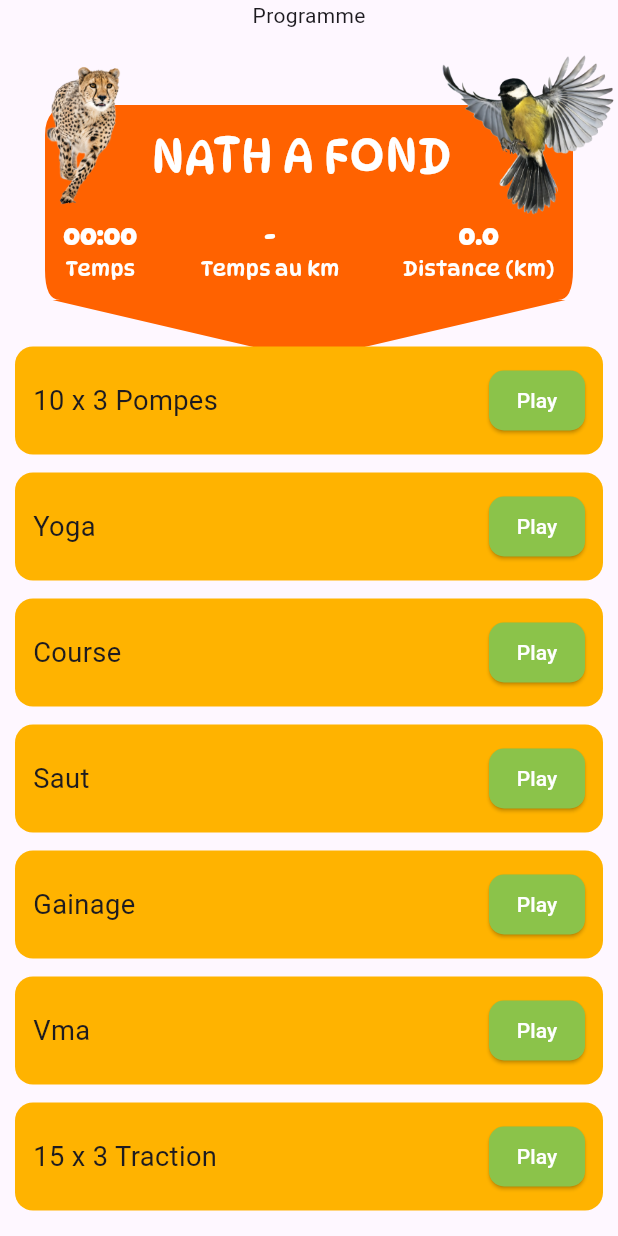
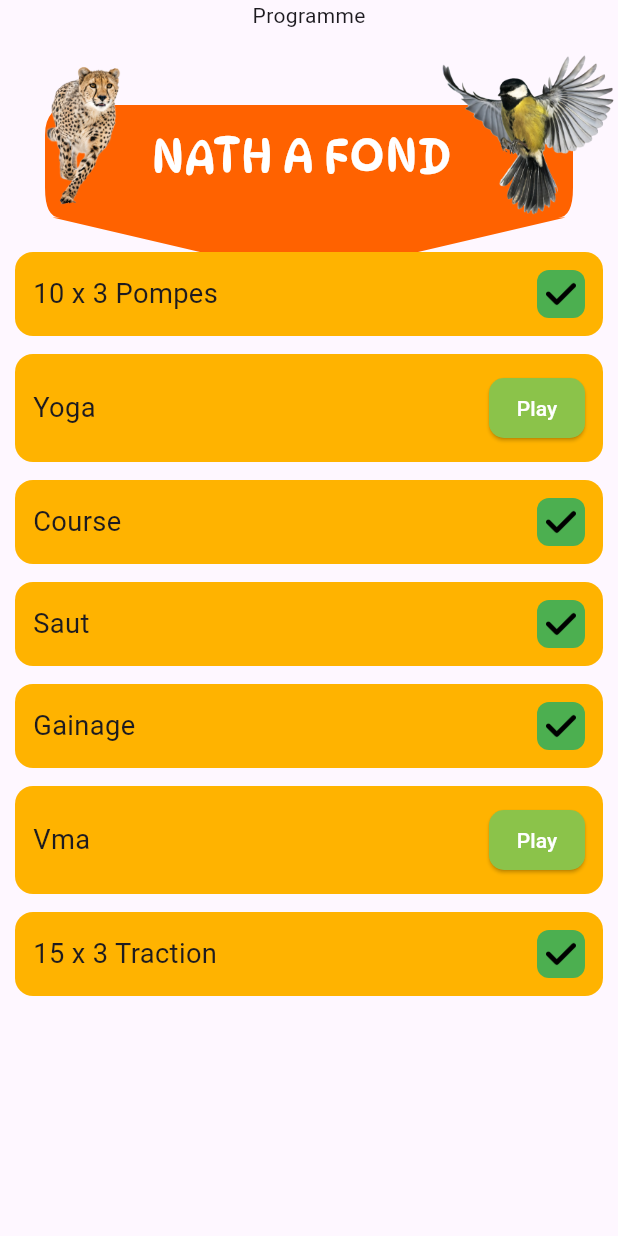
Before and after one commit to Louen12/natation, a Flutter app: the ProgramExercises screen opened directly, on a phone screen of 412 x 824 dp. Run offline on Flutter 3.47's test engine with Material 3 defaults, Android fonts, the phone set to English and light mode, and no system bars; our stand-ins replace audioplayers, flutter_map, geolocator, latlong2, sensors_plus, sqflite; accounts and stored records are empty.

Commit message:
Final commit

```diff
--- a/lib/db/app_database.dart
+++ b/lib/db/app_database.dart
@@ -57,7 +57,7 @@ class AppDatabase {
         height_objective INTEGER,
         time INTEGER,
         type TEXT,
-        is_done INTEGER NOT NULL DEFAULT 0,
+        is_done INTEGER NOT NULL,
         is_failed INTEGER NOT NULL DEFAULT 0
       );
     ''');
--- a/lib/main.dart
+++ b/lib/main.dart
@@ -21,7 +21,7 @@ class MainApp extends StatelessWidget {
     return MaterialApp(
       initialRoute: '/',
       routes: {
-        '/': (context) => const ProgramPage(title: 'Programme'),
+        '/': (context) => const ProgramExercises(),
         '/yoga': (context) => const YogaPage(title: "Yoga"),
         '/course': (context) => const RunningScreen(title: "Course"),
         '/vma': (context) => const TestVmaHomeScreen(),
--- a/lib/models/exercise.dart
+++ b/lib/models/exercise.dart
@@ -80,7 +80,7 @@ class Exercise {
       heightObjective: _toInt(json['height_objective']),
       time: _toInt(json['time']),
       type: json['type']?.toString(),
-      isDone: false,
+      isDone: _toBoolDone(json['isDone']),
       isFailed: false
     );
   }
--- a/lib/screens/program_exercises.dart
+++ b/lib/screens/program_exercises.dart
@@ -61,6 +61,7 @@ class _ProgramExercisesState extends State<ProgramExercises> {
                       child: VicoHeader(
                         temps: _elapsed,
                         distance: _distanceMeters / 1000,
+                        showTimes: false,
                       ),
                     ),
                     Expanded(child:
```
Also changed, not shown: assets/db.json (+10 -5 lines).
